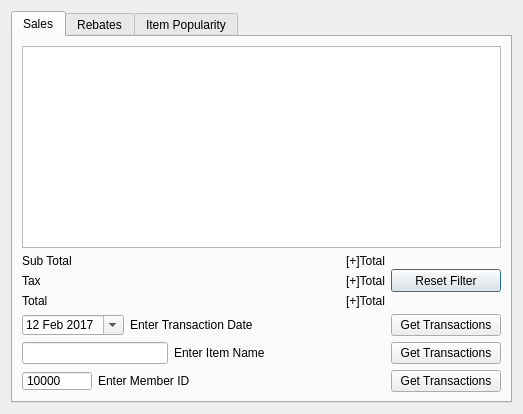
First picture: the form in BulkClub/storemanagerwindow.ui, repository nealhitzfield/Bulk-Club, before the edit.
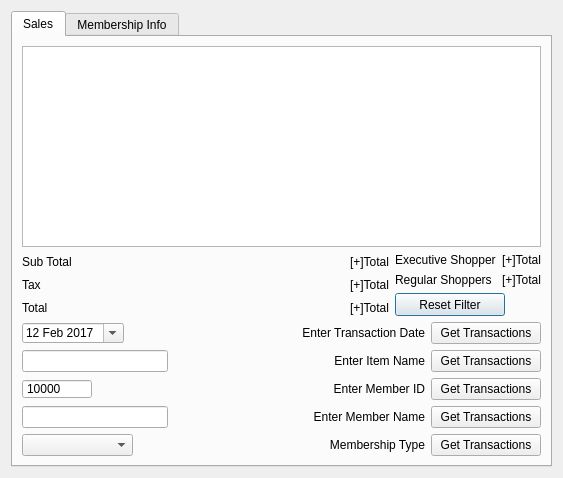
Second picture: the form after the edit. The open tabs and pages were chosen to show the change.

Commit message: Updated store manager window ui

```diff
--- a/BulkClub/storemanagerwindow.ui
+++ b/BulkClub/storemanagerwindow.ui
@@ -6,14 +6,17 @@
    <rect>
     <x>0</x>
     <y>0</y>
-    <width>523</width>
-    <height>414</height>
+    <width>563</width>
+    <height>478</height>
    </rect>
   </property>
   <property name="windowTitle">
    <string>Dialog</string>
   </property>
-  <layout class="QHBoxLayout" name="horizontalLayout_7">
+  <layout class="QHBoxLayout" name="horizontalLayout_15">
+   <item>
+    <layout class="QHBoxLayout" name="horizontalLayout_11"/>
+   </item>
    <item>
     <widget class="QTabWidget" name="SMTabs">
      <property name="currentIndex">
@@ -23,9 +26,9 @@
       <attribute name="title">
        <string>Sales</string>
       </attribute>
-      <layout class="QHBoxLayout" name="horizontalLayout_11">
+      <layout class="QHBoxLayout" name="horizontalLayout_16">
        <item>
-        <layout class="QVBoxLayout" name="verticalLayout_4">
+        <layout class="QVBoxLayout" name="verticalLayout_5">
          <item>
           <widget class="QTableView" name="dailyView">
            <property name="sizeAdjustPolicy">
@@ -34,9 +37,9 @@
           </widget>
          </item>
          <item>
-          <layout class="QVBoxLayout" name="verticalLayout_3">
+          <layout class="QVBoxLayout" name="verticalLayout_4">
            <item>
-            <layout class="QHBoxLayout" name="horizontalLayout_10">
+            <layout class="QHBoxLayout" name="horizontalLayout_12">
              <item>
               <layout class="QVBoxLayout" name="verticalLayout_2">
                <item>
@@ -105,23 +108,75 @@
               </layout>
              </item>
              <item>
-              <widget class="QPushButton" name="resetButton">
-               <property name="minimumSize">
-                <size>
-                 <width>110</width>
-                 <height>23</height>
-                </size>
-               </property>
-               <property name="maximumSize">
-                <size>
-                 <width>110</width>
-                 <height>23</height>
-                </size>
-               </property>
-               <property name="text">
-                <string>Reset Filter</string>
-               </property>
-              </widget>
+              <layout class="QVBoxLayout" name="verticalLayout_3">
+               <item>
+                <layout class="QHBoxLayout" name="horizontalLayout_7">
+                 <item>
+                  <widget class="QLabel" name="label_6">
+                   <property name="minimumSize">
+                    <size>
+                     <width>101</width>
+                     <height>0</height>
+                    </size>
+                   </property>
+                   <property name="text">
+                    <string>Executive Shoppers</string>
+                   </property>
+                  </widget>
+                 </item>
+                 <item>
+                  <widget class="QLabel" name="label_ex_shoppers">
+                   <property name="text">
+                    <string>[+]Total</string>
+                   </property>
+                  </widget>
+                 </item>
+                </layout>
+               </item>
+               <item>
+                <layout class="QHBoxLayout" name="horizontalLayout_10">
+                 <item>
+                  <widget class="QLabel" name="label_7">
+                   <property name="minimumSize">
+                    <size>
+                     <width>101</width>
+                     <height>0</height>
+                    </size>
+                   </property>
+                   <property name="text">
+                    <string>Regular Shoppers</string>
+                   </property>
+                  </widget>
+                 </item>
+                 <item>
+                  <widget class="QLabel" name="label_reg_shoppers">
+                   <property name="text">
+                    <string>[+]Total</string>
+                   </property>
+                  </widget>
+                 </item>
+                </layout>
+               </item>
+               <item>
+                <widget class="QPushButton" name="resetButton">
+                 <property name="minimumSize">
+                  <size>
+                   <width>110</width>
+                   <height>23</height>
+                  </size>
+                 </property>
+                 <property name="maximumSize">
+                  <size>
+                   <width>110</width>
+                   <height>23</height>
+                  </size>
+                 </property>
+                 <property name="text">
+                  <string>Reset Filter</string>
+                 </property>
+                </widget>
+               </item>
+              </layout>
              </item>
             </layout>
            </item>
@@ -169,6 +224,9 @@
                    <property name="text">
                     <string>Enter Transaction Date</string>
                    </property>
+                   <property name="alignment">
+                    <set>Qt::AlignRight|Qt::AlignTrailing|Qt::AlignVCenter</set>
+                   </property>
                   </widget>
                  </item>
                 </layout>
@@ -207,6 +265,9 @@
                    <property name="text">
                     <string>Enter Item Name</string>
                    </property>
+                   <property name="alignment">
+                    <set>Qt::AlignRight|Qt::AlignTrailing|Qt::AlignVCenter</set>
+                   </property>
                   </widget>
                  </item>
                 </layout>
@@ -264,10 +325,99 @@
                  <property name="text">
                   <string>Enter Member ID</string>
                  </property>
+                 <property name="alignment">
+                  <set>Qt::AlignRight|Qt::AlignTrailing|Qt::AlignVCenter</set>
+                 </property>
                 </widget>
                </item>
                <item>
-                <widget class="QPushButton" name="memberFilterButton">
+                <widget class="QPushButton" name="memberIDFilterButton">
+                 <property name="minimumSize">
+                  <size>
+                   <width>110</width>
+                   <height>0</height>
+                  </size>
+                 </property>
+                 <property name="maximumSize">
+                  <size>
+                   <width>110</width>
+                   <height>16777215</height>
+                  </size>
+                 </property>
+                 <property name="text">
+                  <string>Get Transactions</string>
+                 </property>
+                </widget>
+               </item>
+              </layout>
+             </item>
+             <item>
+              <layout class="QHBoxLayout" name="horizontalLayout_13">
+               <item>
+                <widget class="QLineEdit" name="lineEdit_memberName">
+                 <property name="maximumSize">
+                  <size>
+                   <width>146</width>
+                   <height>16777215</height>
+                  </size>
+                 </property>
+                </widget>
+               </item>
+               <item>
+                <widget class="QLabel" name="label_8">
+                 <property name="text">
+                  <string>Enter Member Name</string>
+                 </property>
+                 <property name="alignment">
+                  <set>Qt::AlignRight|Qt::AlignTrailing|Qt::AlignVCenter</set>
+                 </property>
+                </widget>
+               </item>
+               <item>
+                <widget class="QPushButton" name="memberNameFilterButton">
+                 <property name="minimumSize">
+                  <size>
+                   <width>110</width>
+                   <height>0</height>
+                  </size>
+                 </property>
+                 <property name="maximumSize">
+                  <size>
+                   <width>110</width>
+                   <height>16777215</height>
+                  </size>
+                 </property>
+                 <property name="text">
+                  <string>Get Transactions</string>
+                 </property>
+                </widget>
+               </item>
+              </layout>
+             </item>
+             <item>
+              <layout class="QHBoxLayout" name="horizontalLayout_14">
+               <item>
+                <widget class="QComboBox" name="memberTypeComboBox">
+                 <property name="maximumSize">
+                  <size>
+                   <width>111</width>
+                   <height>16777215</height>
+                  </size>
+                 </property>
+                </widget>
+               </item>
+               <item>
+                <widget class="QLabel" name="label_9">
+                 <property name="text">
+                  <string>Membership Type</string>
+                 </property>
+                 <property name="alignment">
+                  <set>Qt::AlignRight|Qt::AlignTrailing|Qt::AlignVCenter</set>
+                 </property>
+                </widget>
+               </item>
+               <item>
+                <widget class="QPushButton" name="memberTypeFilterButton">
                  <property name="minimumSize">
                   <size>
                    <width>110</width>
@@ -297,13 +447,91 @@
      </widget>
      <widget class="QWidget" name="member">
       <attribute name="title">
-       <string>Rebates</string>
+       <string>Membership Info</string>
       </attribute>
-     </widget>
-     <widget class="QWidget" name="item">
-      <attribute name="title">
-       <string>Item Popularity</string>
-      </attribute>
+      <layout class="QHBoxLayout" name="horizontalLayout_19">
+       <item>
+        <layout class="QVBoxLayout" name="verticalLayout_9">
+         <item>
+          <layout class="QVBoxLayout" name="verticalLayout_8">
+           <item>
+            <layout class="QVBoxLayout" name="verticalLayout_6">
+             <item>
+              <layout class="QHBoxLayout" name="horizontalLayout_18">
+               <item>
+                <widget class="QLabel" name="label_11">
+                 <property name="text">
+                  <string>Membership Expirations</string>
+                 </property>
+                </widget>
+               </item>
+               <item>
+                <widget class="QPushButton" name="ResetExpirationFilterButton">
+                 <property name="text">
+                  <string>Reset Filter</string>
+                 </property>
+                </widget>
+               </item>
+              </layout>
+             </item>
+             <item>
+              <widget class="QTableView" name="tableView"/>
+             </item>
+            </layout>
+           </item>
+           <item>
+            <layout class="QHBoxLayout" name="horizontalLayout_17">
+             <item>
+              <widget class="QComboBox" name="monthComboBox">
+               <property name="maximumSize">
+                <size>
+                 <width>91</width>
+                 <height>16777215</height>
+                </size>
+               </property>
+              </widget>
+             </item>
+             <item>
+              <widget class="QLabel" name="label_10">
+               <property name="minimumSize">
+                <size>
+                 <width>131</width>
+                 <height>0</height>
+                </size>
+               </property>
+               <property name="text">
+                <string>Enter Expiration Month</string>
+               </property>
+              </widget>
+             </item>
+             <item>
+              <widget class="QPushButton" name="getMemberExpirationButton">
+               <property name="text">
+                <string>Get Members</string>
+               </property>
+              </widget>
+             </item>
+            </layout>
+           </item>
+          </layout>
+         </item>
+         <item>
+          <layout class="QVBoxLayout" name="verticalLayout_7">
+           <item>
+            <widget class="QLabel" name="label_12">
+             <property name="text">
+              <string>Member Rebates</string>
+             </property>
+            </widget>
+           </item>
+           <item>
+            <widget class="QTableView" name="tableView_2"/>
+           </item>
+          </layout>
+         </item>
+        </layout>
+       </item>
+      </layout>
      </widget>
     </widget>
    </item>
```
Left out of the diff: 2 changed lines with no effect on the pictures. The commit also changes 1 other file.
